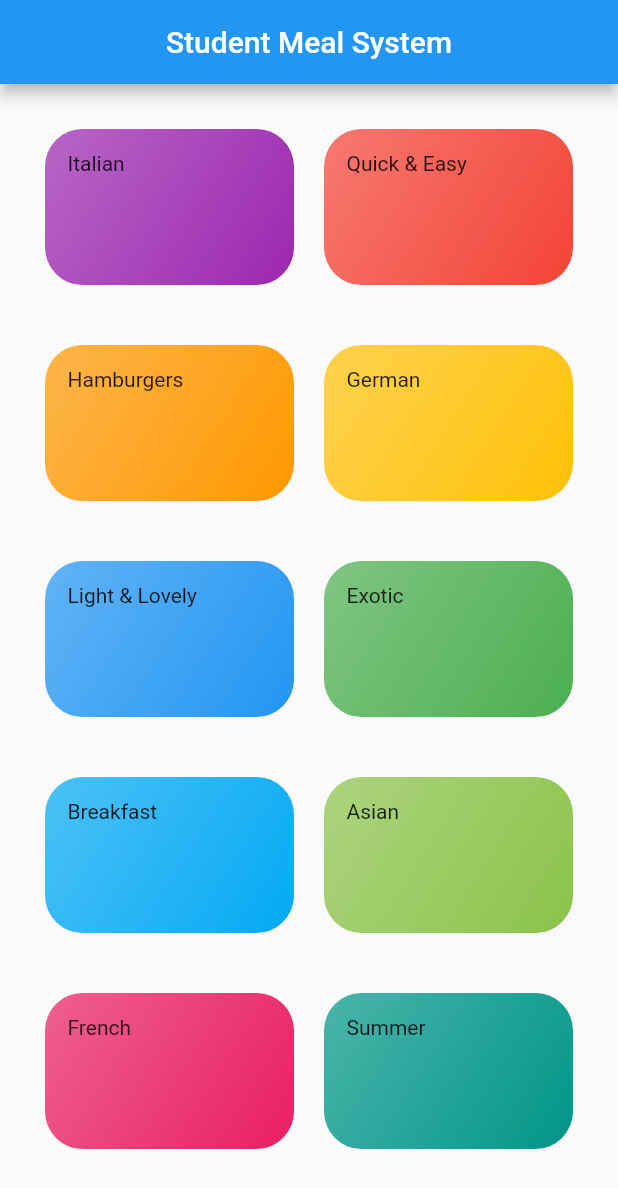
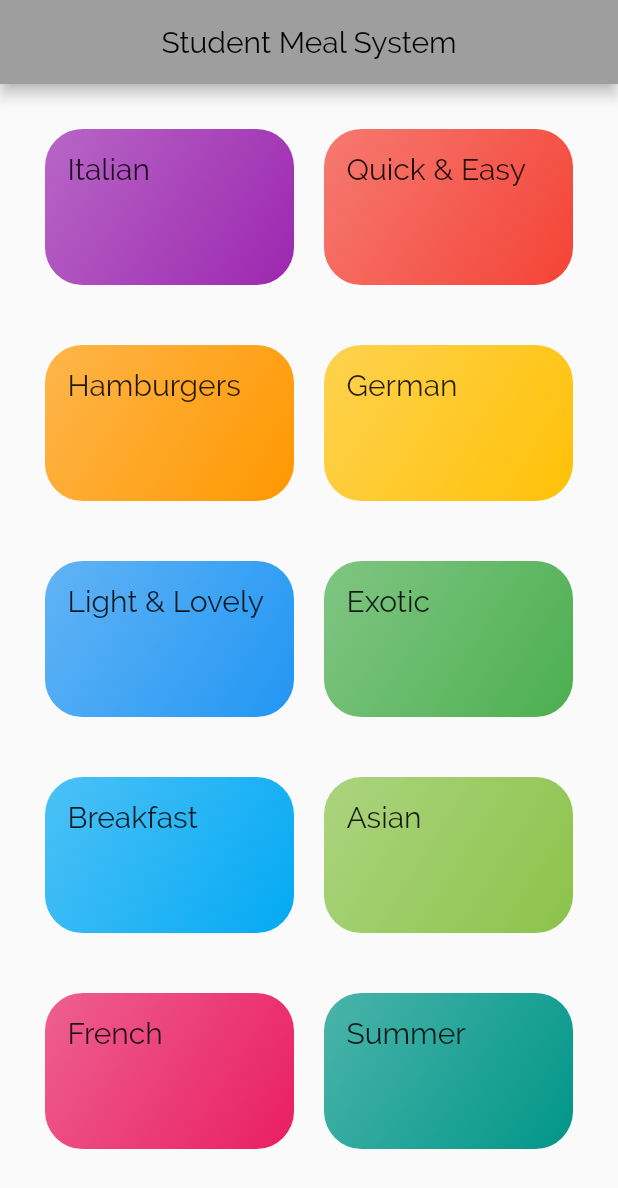
Before and after one commit to Biggo111/Flutter_Basic_Projects, a Flutter app: the screen it shows after launch, on a phone screen of 412 x 824 dp. Shown: the top 1188 px of the screen. Run offline on Flutter 3.47's test engine with Material 2 defaults, Android fonts, the phone set to English and light mode, and no system bars; our stand-ins replace flutter_svg, google_maps_flutter, location, math_expressions; missing offline and left inert: flutter_polyline_points.

Commit message:
Second commit

```diff
--- a/student_meal_app/lib/categories_screens.dart
+++ b/student_meal_app/lib/categories_screens.dart
@@ -13,7 +13,7 @@ class CategoriesScreen extends StatelessWidget {
       ),
       body: GridView(
         padding: EdgeInsets.all(20),
-        children: DUMMY_CATEGORIES.map((catData) => CategoryItem(catData.title, catData.color)).toList(),
+        children: DUMMY_CATEGORIES.map((catData) => CategoryItem(catData.id, catData.title, catData.color)).toList(),
         gridDelegate: const SliverGridDelegateWithMaxCrossAxisExtent(
           maxCrossAxisExtent: 300,
           childAspectRatio: 3/2,
--- a/student_meal_app/lib/category_Item.dart
+++ b/student_meal_app/lib/category_Item.dart
@@ -1,11 +1,23 @@
 import 'package:flutter/material.dart';
+import 'package:student_meal_app/categories_meal_screen.dart';
+import './categories_meal_screen.dart';
 
 class CategoryItem extends StatelessWidget {
 
+  final String id;
   final String title;
   final Color color;
 
-  CategoryItem(this.title, this.color);
+  CategoryItem(this.id, this.title, this.color);
+
+  void selectCategory(BuildContext ctx){
+    Navigator.of(ctx).push(
+      MaterialPageRoute(builder: (_){
+        return CategoryMealScreen(id, title);
+      },
+      ),
+    );
+  }
 
   @override
   Widget build(BuildContext context) {
@@ -14,6 +26,7 @@ class CategoryItem extends StatelessWidget {
       padding: const EdgeInsets.all(15),
       child: Text(
         title,
+        style: Theme.of(context).textTheme.titleLarge,
       ),
       decoration: BoxDecoration(
         gradient: LinearGradient(
--- a/student_meal_app/lib/main.dart
+++ b/student_meal_app/lib/main.dart
@@ -11,7 +11,21 @@ class MyApp extends StatelessWidget {
 
   @override
   Widget build(BuildContext context) {
-    return const MaterialApp(
+    return MaterialApp(
+      debugShowCheckedModeBanner: false,
+      title: 'Student Meal System',
+      theme: ThemeData(
+        primarySwatch: Colors.grey,
+        fontFamily: 'Raleway',
+        // textTheme: ThemeData.light().textTheme.copyWith(
+        //   bodyText1: TextStyle(color: Color.fromARGB(20, 51, 51, 1)),
+        //   bodyText2: TextStyle(color: Color.fromARGB(20, 51, 51, 1)),
+        //   titleMedium: TextStyle(
+        //     fontSize: 24,
+        //     fontFamily: 'RobotoCondensed',
+        //   ),
+        // ),
+      ),
       home: CategoriesScreen(),
     );
   }
```
Also changed, not shown: student_meal_app/lib/categories_meal_screen.dart (added, +23 -0 lines), student_meal_app/pubspec.yaml (+18 -6 lines), student_meal_app/assets/fonts/Raleway-Black.ttf (added), student_meal_app/assets/fonts/Raleway-Bold.ttf (added), student_meal_app/assets/fonts/Raleway-Regular.ttf (added), student_meal_app/assets/fonts/RobotoCondensed-Bold.ttf (added), student_meal_app/assets/fonts/RobotoCondensed-Italic.ttf (added), student_meal_app/assets/fonts/RobotoCondensed-Light.ttf (added), student_meal_app/assets/fonts/RobotoCondensed-Regular.ttf (added).
